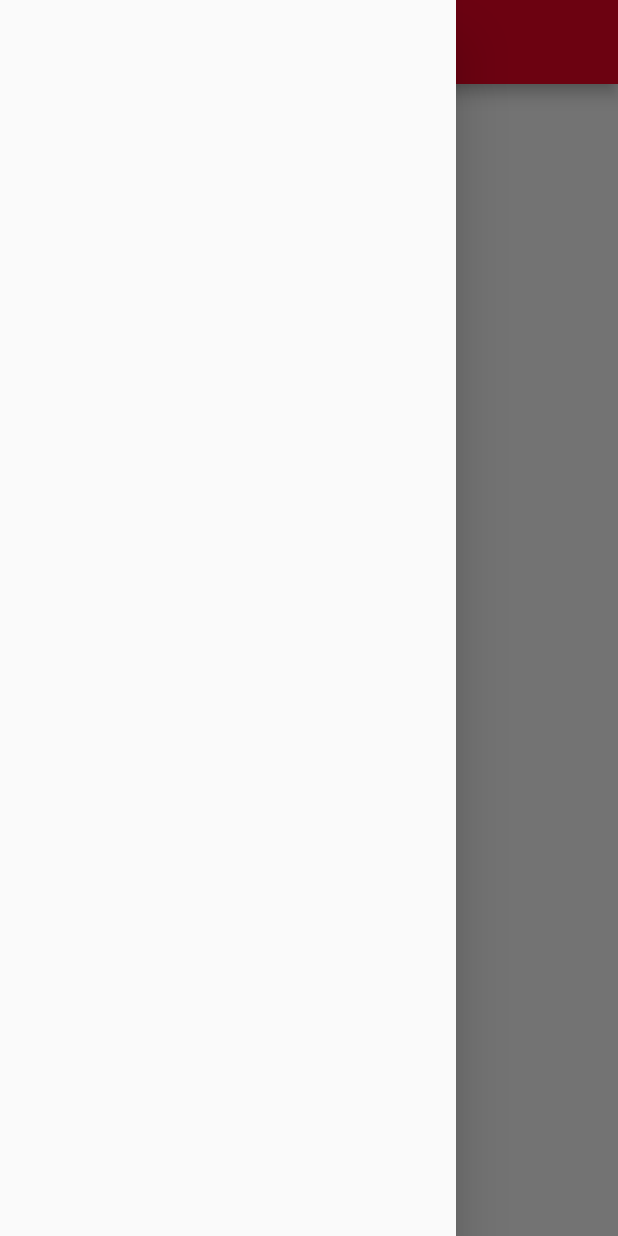
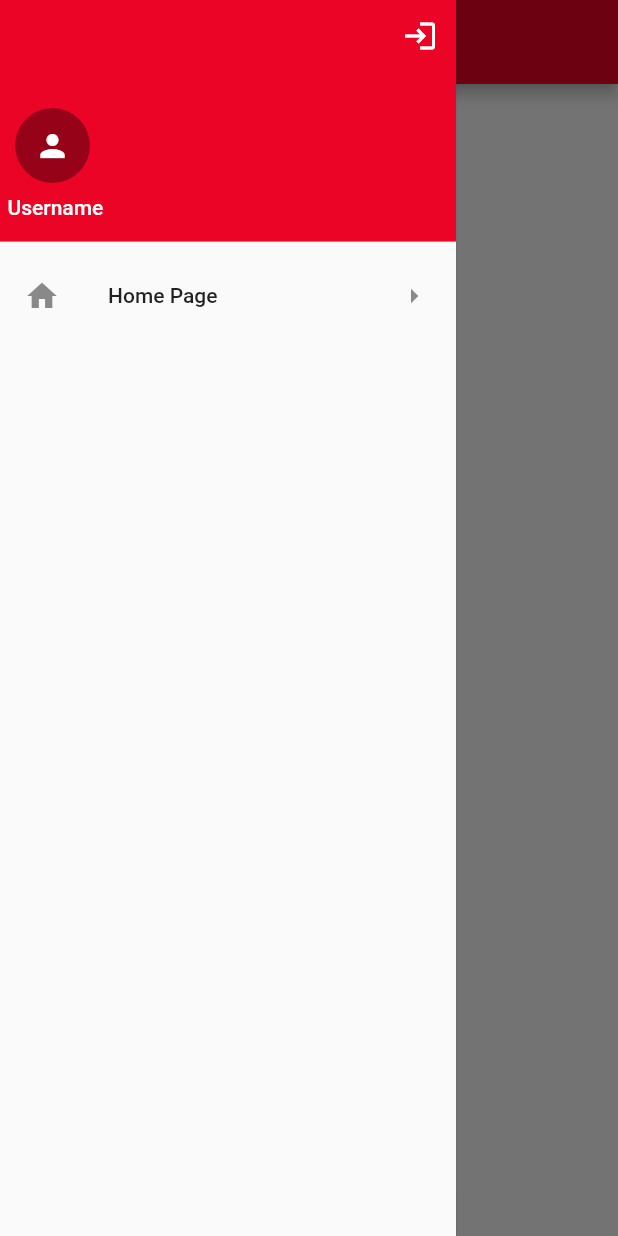
Before and after one commit to enesekinci/flutter-starter-kit, a Flutter app: the HomePage screen opened directly, with the side drawer open, on a phone screen of 412 x 824 dp. Run offline on Flutter 3.47's test engine with Material 2 defaults, Android fonts, the phone set to English and light mode, and no system bars; our stand-ins replace dio, equatable, get, get_storage, jwt_decoder; accounts and stored records are empty; statements that could not run were skipped.

Commit message:
drawer module created

```diff
--- /dev/null
+++ b/lib/module/drawer/controller/drawer_menu_controller.dart
@@ -0,0 +1,24 @@
+import 'package:flutter/material.dart';
+import 'package:get/get.dart';
+
+import '../../../core/controller/base_controller.dart';
+
+class DrawerMenuController extends BaseController {
+  static DrawerMenuController _instance = DrawerMenuController._init();
+  static DrawerMenuController get instance => _instance;
+
+  DrawerMenuController._init();
+
+  RxBool openMenu = false.obs;
+  Rx<Widget> openMenuIcon = Icon(Icons.arrow_right_outlined).obs;
+
+  openingMenu() {
+    openMenu.value = true;
+    openMenuIcon.value = Icon(Icons.arrow_drop_down_rounded);
+  }
+
+  closingMenu() {
+    openMenu.value = false;
+    openMenuIcon.value = Icon(Icons.arrow_right_outlined);
+  }
+}
--- /dev/null
+++ b/lib/module/drawer/view/drawer_page.dart
@@ -0,0 +1,101 @@
+import 'package:flutter/material.dart';
+import 'package:get/get.dart';
+
+import '../../../core/controller/main_controller.dart';
+import '../../../core/view/base_view.dart';
+import '../controller/drawer_menu_controller.dart';
+
+class DrawerMenu extends StatefulWidget {
+  @override
+  _DrawerMenuState createState() => _DrawerMenuState();
+}
+
+class _DrawerMenuState extends State<DrawerMenu> {
+  DrawerMenuController drawerMenuController;
+
+  @override
+  Widget build(BuildContext context) {
+    return BaseView(
+      controller: DrawerMenuController.instance,
+      onModelReady: (controller) => drawerMenuController = controller,
+      onPageBuilder: (context, controller, authController, mainController) {
+        return Drawer(
+          elevation: 0.5,
+          child: ListView(
+            children: [
+              buildDrawerHeader(mainController),
+              buildDrawerMenuItems(),
+            ],
+          ),
+        );
+      },
+    );
+  }
+
+  Widget buildDrawerMenuItems() {
+    return Column(
+      children: [
+        ListTile(
+          focusColor: Colors.grey,
+          title: Text('Home Page'),
+          leading: Icon(Icons.home),
+          onTap: () => Get.offAllNamed('/'),
+          trailing: Icon(Icons.arrow_right_outlined),
+        ),
+      ],
+    );
+  }
+
+  DrawerHeader buildDrawerHeader(MainController mainController) {
+    return DrawerHeader(
+        padding: EdgeInsets.zero,
+        child: Container(
+          color: mainController.getThemePrimaryColor(),
+          child: Row(
+            mainAxisAlignment: MainAxisAlignment.spaceBetween,
+            children: [
+              Column(
+                crossAxisAlignment: CrossAxisAlignment.start,
+                mainAxisAlignment: MainAxisAlignment.end,
+                children: [
+                  Padding(
+                    padding: const EdgeInsets.symmetric(
+                      vertical: 3,
+                      horizontal: 10,
+                    ),
+                    child: CircleAvatar(
+                      radius: 25,
+                      child: Icon(
+                        Icons.person,
+                      ),
+                    ),
+                  ),
+                  Padding(
+                    padding: const EdgeInsets.symmetric(
+                      horizontal: 5,
+                      vertical: 5,
+                    ),
+                    child: Text(
+                      'Username',
+                      style: TextStyle(color: Colors.white),
+                    ),
+                  ),
+                  SizedBox(height: 10),
+                ],
+              ),
+              Column(
+                children: [
+                  IconButton(
+                    icon: Icon(
+                      Icons.login_outlined,
+                      color: Colors.white,
+                    ),
+                    onPressed: () => print("logout"),
+                  ),
+                ],
+              )
+            ],
+          ),
+        ));
+  }
+}
--- a/lib/module/home/view/home_page.dart
+++ b/lib/module/home/view/home_page.dart
@@ -1,6 +1,7 @@
 import 'package:flutter/material.dart';
 import 'package:flutter/widgets.dart';
 import 'package:flutterstarterkit/core/view/base_view.dart';
+import 'package:flutterstarterkit/module/drawer/view/drawer_page.dart';
 import 'package:get/get.dart';
 
 class HomePage extends StatelessWidget {
@@ -9,7 +10,7 @@ class HomePage extends StatelessWidget {
     return BaseView(onPageBuilder: (context, controller, authController, mainController) {
       return Scaffold(
         appBar: AppBar(),
-        drawer: Drawer(),
+        drawer: DrawerMenu(),
         body: Center(
           child: Container(
               child: Column(
```
